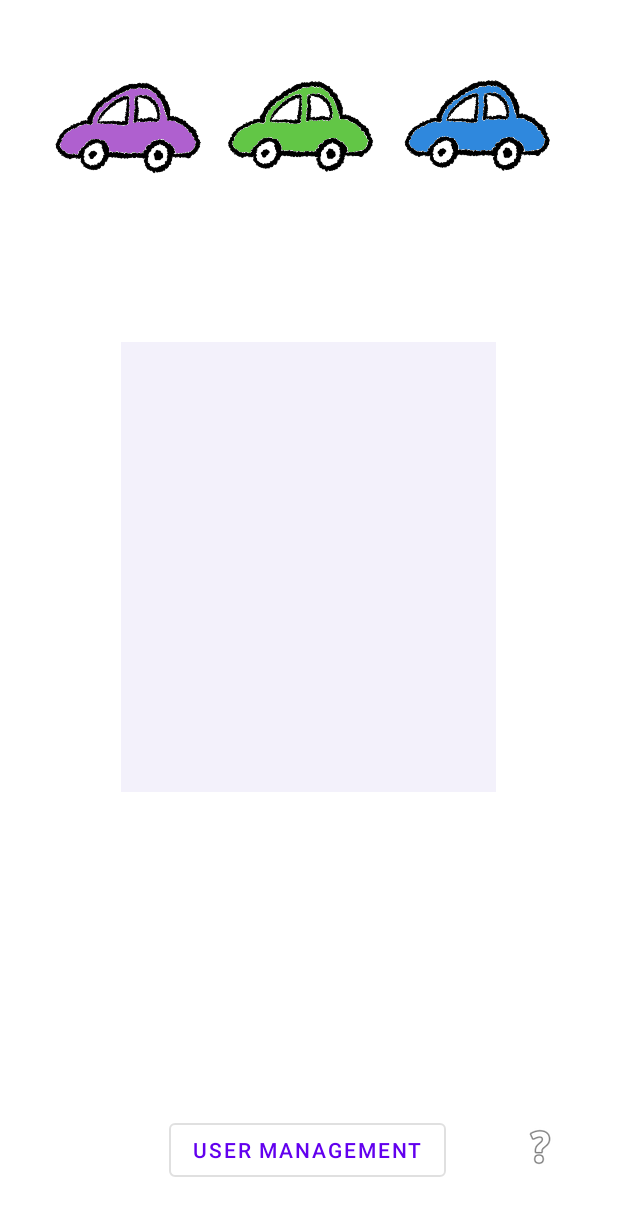
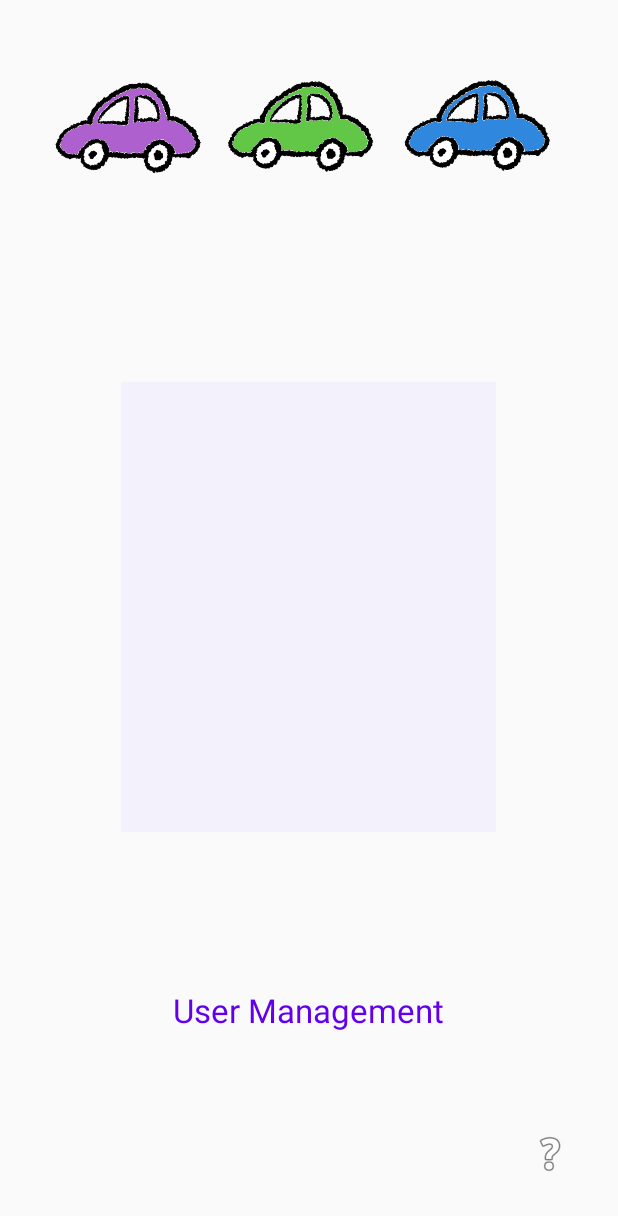
Before and after one commit to csisl/PunchBuggy, an Android app: the layout activity_main.xml on its own in the app's theme, with its tools: preview values and no code run, on a phone screen of 412 x 824 dp. Shown: the top 1216 px of the screen. Run offline under Robolectric (Android 15) with nearby library versions, the phone set to English and light mode, and no system bars; Roboto replaces fonts that are not available here.

Commit message:
only support light theme

```diff
--- a/app/src/main/AndroidManifest.xml
+++ b/app/src/main/AndroidManifest.xml
@@ -5,11 +5,11 @@
 
     <application
         android:allowBackup="true"
-        android:icon="@drawable/icon"
+        android:icon="@mipmap/ic_launcher"
         android:label="@string/app_name"
-        android:roundIcon="@drawable/icon_circle"
+        android:roundIcon="@mipmap/ic_launcher_round"
         android:supportsRtl="true"
-        android:theme="@style/Theme.PunchBuggy">
+        android:theme="@style/Theme.PunchBuggy.NoActionBar">
         <activity android:name="com.punchbuggy.game.Help"
             android:screenOrientation="portrait"
             ></activity>
--- a/app/src/main/res/layout/activity_main.xml
+++ b/app/src/main/res/layout/activity_main.xml
@@ -13,24 +13,26 @@
         android:layout_width="wrap_content"
         android:layout_height="wrap_content"
         android:text="@string/user_management"
+        android:textSize="22sp"
         app:layout_constraintBottom_toBottomOf="parent"
         app:layout_constraintEnd_toEndOf="parent"
-        app:layout_constraintHorizontal_bias="0.497"
+        app:layout_constraintHorizontal_bias="0.498"
         app:layout_constraintStart_toStartOf="parent"
         app:layout_constraintTop_toTopOf="parent"
-        app:layout_constraintVertical_bias="0.957" />
+        app:layout_constraintVertical_bias="0.837" />
 
     <ListView
         android:id="@+id/playerListView"
         android:layout_width="250dp"
         android:layout_height="300dp"
+        android:layout_marginTop="72dp"
+        android:layout_marginBottom="58dp"
         android:background="#F3F1FB"
         app:layout_constraintBottom_toTopOf="@+id/userManagment"
         app:layout_constraintEnd_toEndOf="parent"
         app:layout_constraintHorizontal_bias="0.496"
         app:layout_constraintStart_toStartOf="parent"
-        app:layout_constraintTop_toBottomOf="@+id/imageView"
-        app:layout_constraintVertical_bias="0.279" />
+        app:layout_constraintTop_toBottomOf="@+id/imageView" />
 
     <ImageView
         android:id="@+id/imageView"
--- a/app/src/main/res/layout/activity_user_management.xml
+++ b/app/src/main/res/layout/activity_user_management.xml
@@ -26,6 +26,7 @@
         android:layout_width="wrap_content"
         android:layout_height="wrap_content"
         android:text="@string/add_user"
+        android:textSize="22sp"
         app:layout_constraintBottom_toBottomOf="parent"
         app:layout_constraintEnd_toStartOf="@+id/removeUser"
         app:layout_constraintHorizontal_bias="0.509"
@@ -53,6 +54,7 @@
         android:layout_marginEnd="72dp"
         android:layout_marginRight="72dp"
         android:text="@string/remove_user"
+        android:textSize="22sp"
         app:layout_constraintBottom_toBottomOf="parent"
         app:layout_constraintEnd_toEndOf="parent"
         app:layout_constraintTop_toTopOf="parent"
--- a/app/src/main/res/values/themes.xml
+++ b/app/src/main/res/values/themes.xml
@@ -13,10 +13,15 @@
         <item name="android:statusBarColor" tools:targetApi="l">?attr/colorPrimaryVariant</item>
         <!-- Customize your theme here. -->
     </style>
-    <style name="Theme.PunchBuggy.NoActionBar">
+    <style name="Theme.PunchBuggy.AppBarOverlay" parent="ThemeOverlay.AppCompat.Dark.ActionBar" />
+    <style name="Theme.PunchBuggy.PopupOverlay" parent="ThemeOverlay.AppCompat.Light" />
+    <style name="Theme.PunchBuggy.NoActionBar" parent="Theme.AppCompat.Light.NoActionBar">
+        <!-- Primary brand color. -->
+        <item name="colorPrimary">@color/purple_500</item>
+        <item name="colorPrimaryVariant">@color/purple_700</item>
+        <item name="colorOnPrimary">@color/white</item>
         <item name="windowActionBar">false</item>
         <item name="windowNoTitle">true</item>
+        <item name="android:statusBarColor" tools:targetApi="l">?attr/colorPrimaryVariant</item>
     </style>
-    <style name="Theme.PunchBuggy.AppBarOverlay" parent="ThemeOverlay.AppCompat.Dark.ActionBar" />
-    <style name="Theme.PunchBuggy.PopupOverlay" parent="ThemeOverlay.AppCompat.Light" />
 </resources>
```
Also changed, not shown: 1 other file.
